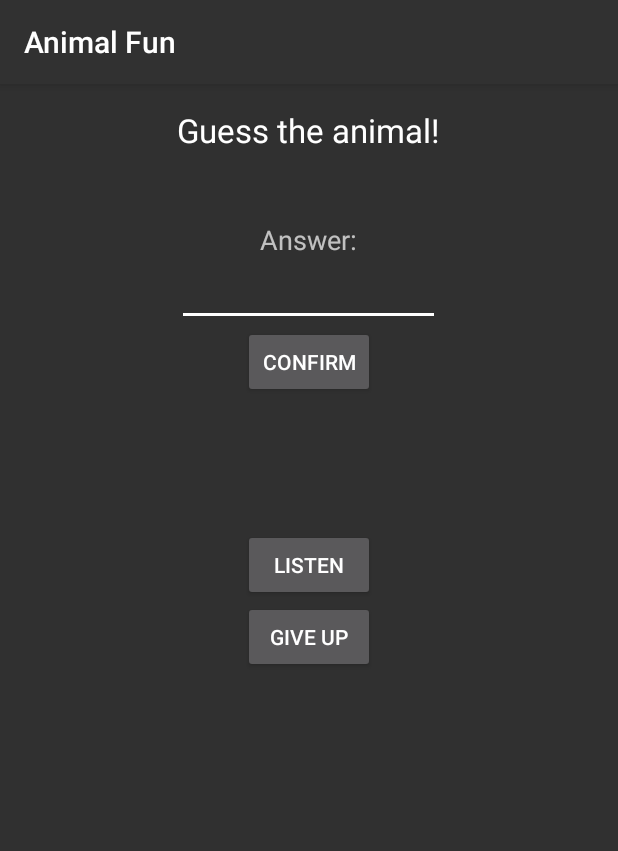
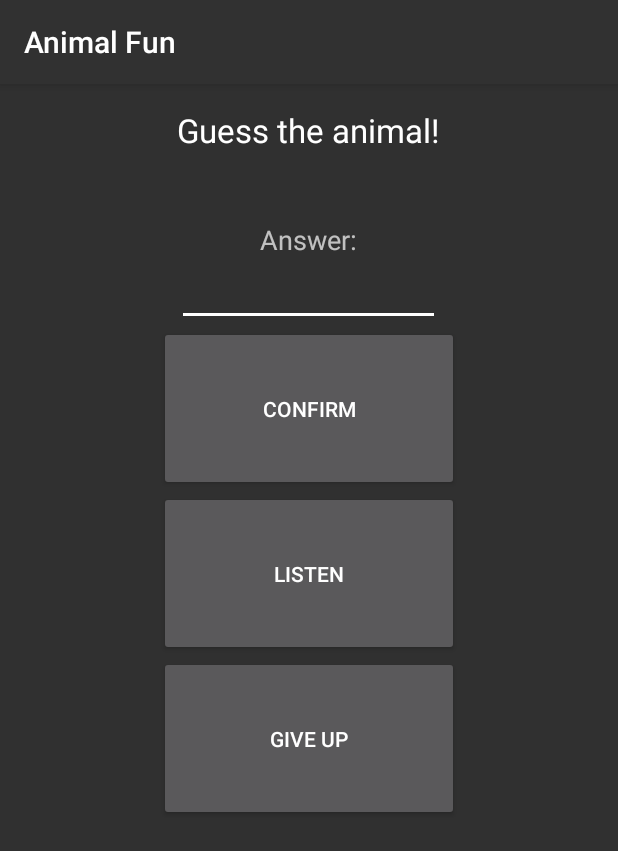
Before and after one commit to JTMcs/JLMVC, an Android app: the screen it shows after launch (MainActivity), after a tap on "GIVE UP", on a phone screen of 412 x 824 dp. Shown: the top 851 px of the screen. Run offline under Robolectric (Android 15) with nearby library versions, the phone set to English and light mode, and no system bars.

Commit message:
MVC v1.1

```diff
--- a/app/src/main/java/com/example/arny/jlmvc/MainActivity.java
+++ b/app/src/main/java/com/example/arny/jlmvc/MainActivity.java
@@ -12,8 +12,8 @@ import android.widget.Toast;
 
 public class MainActivity extends AppCompatActivity {
 
-    int nRan;
-    String sAns;
+    int nRan, resID;
+    String sAns, sAnml;
     EditText etAns;
     Button btnNew, btnLstn, btnCnfm;
     MediaPlayer mNoise;
@@ -29,6 +29,7 @@ public class MainActivity extends AppCompatActivity {
         setTitle("Animal Fun");
 
         mNoise = MediaPlayer.create(getApplicationContext(), R.raw.cat);
+        mNoise.start();
 
         btnNew = (Button) findViewById(R.id.btn1);
         btnNew.setOnClickListener(GiveUp);
@@ -49,11 +50,10 @@ public class MainActivity extends AppCompatActivity {
         public void onClick(View v) {
             etAns.setText("");
             nRan = (int) Math.floor(Math.random() * 14);
-            String sAnml = arsAnml[nRan];
-            int resID = getResources().getIdentifier(sAnml, "raw", getPackageName());
+            sAnml = arsAnml[nRan];
+            resID = getResources().getIdentifier(sAnml, "raw", getPackageName());
             mNoise = MediaPlayer.create(getApplicationContext(), resID);
             mNoise.start();
-
         }
     };
 
@@ -70,8 +70,8 @@ public class MainActivity extends AppCompatActivity {
                 tCor.show();
                 etAns.setText("");
                 nRan = (int) Math.floor(Math.random() * 14);
-                String sAnml = arsAnml[nRan];
-                int resID = getResources().getIdentifier(sAnml, "raw", getPackageName());
+                sAnml = arsAnml[nRan];
+                resID = getResources().getIdentifier(sAnml, "raw", getPackageName());
                 mNoise = MediaPlayer.create(getApplicationContext(), resID);
                 mNoise.start();
             } else {
--- a/app/src/main/res/layout/activity_main.xml
+++ b/app/src/main/res/layout/activity_main.xml
@@ -39,29 +39,27 @@
         android:layout_alignStart="@+id/textView" />
 
     <Button
-        android:layout_width="wrap_content"
-        android:layout_height="wrap_content"
+        android:layout_width="200dp"
+        android:layout_height="110dp"
         android:text="Confirm"
         android:id="@+id/btn3"
         android:layout_below="@+id/etAns"
         android:layout_centerHorizontal="true" />
 
     <Button
-        android:layout_width="wrap_content"
-        android:layout_height="wrap_content"
+        android:layout_width="200dp"
+        android:layout_height="110dp"
         android:text="Give Up"
         android:id="@+id/btn1"
         android:layout_below="@+id/btn2"
-        android:layout_alignLeft="@+id/btn3"
-        android:layout_alignStart="@+id/btn3" />
+        android:layout_alignLeft="@+id/btn2"
+        android:layout_alignStart="@+id/btn2" />
 
     <Button
-        android:layout_width="wrap_content"
-        android:layout_height="wrap_content"
+        android:layout_width="200dp"
+        android:layout_height="110dp"
         android:text="Listen"
         android:id="@+id/btn2"
         android:layout_below="@+id/btn3"
-        android:layout_alignLeft="@+id/btn1"
-        android:layout_alignStart="@+id/btn1"
-        android:layout_marginTop="87dp" />
+        android:layout_centerHorizontal="true" />
 </RelativeLayout>
--- a/app/src/main/res/values/colors.xml
+++ b/app/src/main/res/values/colors.xml
@@ -1,6 +1,6 @@
 <?xml version="1.0" encoding="utf-8"?>
 <resources>
     <color name="colorPrimary">#313131</color>
-    <color name="colorPrimaryDark">#2e2e2e</color>
+    <color name="colorPrimaryDark">#262626</color>
     <color name="colorAccent">#ffffff</color>
 </resources>
--- a/build.gradle
+++ b/build.gradle
@@ -5,7 +5,7 @@ buildscript {
         jcenter()
     }
     dependencies {
-        classpath 'com.android.tools.build:gradle:2.0.0-beta4'
+        classpath 'com.android.tools.build:gradle:2.0.0-beta6'
 
         // NOTE: Do not place your application dependencies here; they belong
         // in the individual module build.gradle files
```
